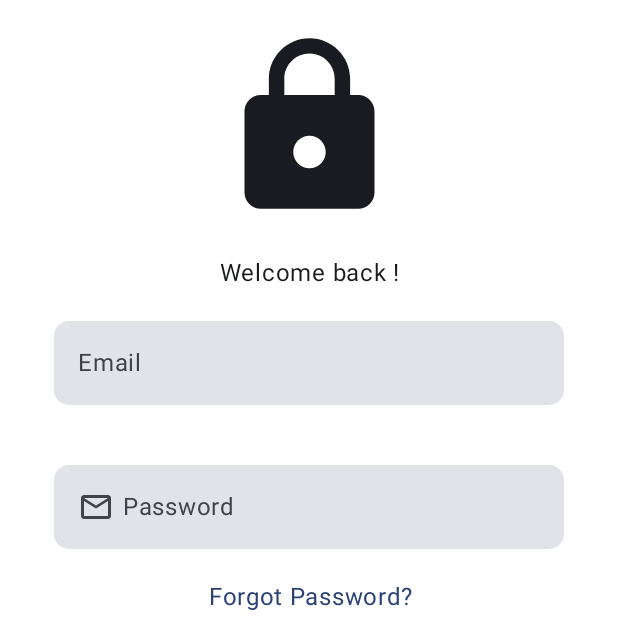
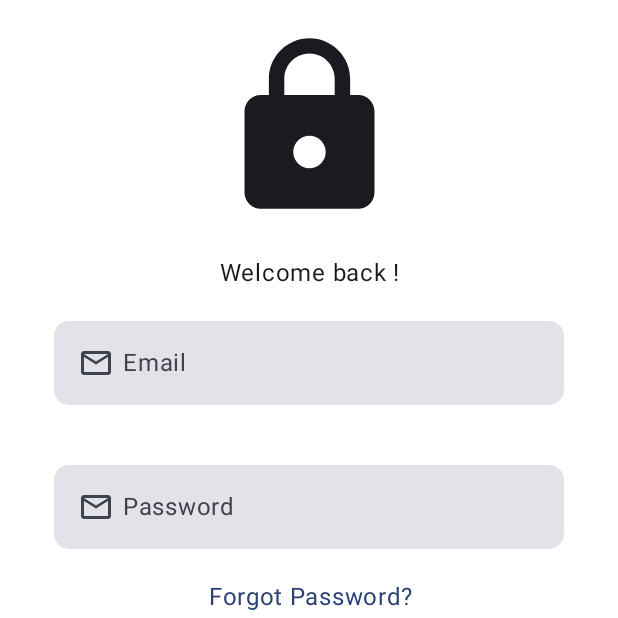
Before and after one commit to iantanui/Modern_login, an Android app built with Jetpack Compose: the screen it shows after launch (MainActivity), on a phone screen of 412 x 824 dp, the top half of it. Run offline under Robolectric (Android 15) with nearby library versions, the phone set to English and light mode, and no system bars.

Commit message:
email icon

```diff
--- a/app/src/main/java/com/modernlogin/MainActivity.kt
+++ b/app/src/main/java/com/modernlogin/MainActivity.kt
@@ -129,7 +129,11 @@ fun LoginScreen(modifier: Modifier = Modifier) {
                 .layoutId("emailField")
                 .clip(RoundedCornerShape(10.dp)),
             placeholder = {
-                Text("Email")
+                Icon(
+                    imageVector = Icons.Filled.MailOutline,
+                    contentDescription = "Email Icon"
+                )
+                Text("Email", modifier = Modifier.padding(start = 30.dp))
             },
             colors = TextFieldDefaults.textFieldColors(
                 focusedIndicatorColor = Color.Transparent,
```
